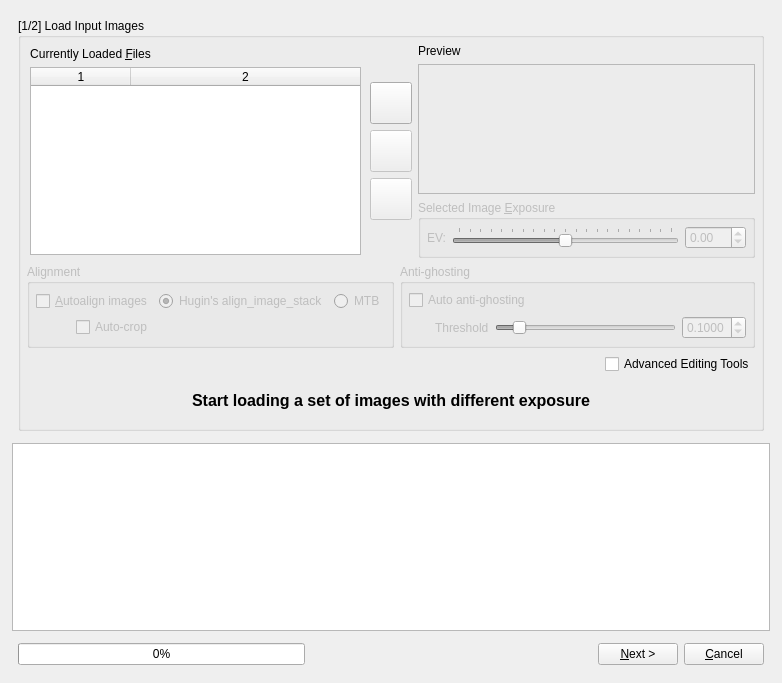
The window that src/HdrWizard/HdrWizard.ui (LuminanceHDR/LuminanceHDR) describes before a commit, drawn with Qt 5.
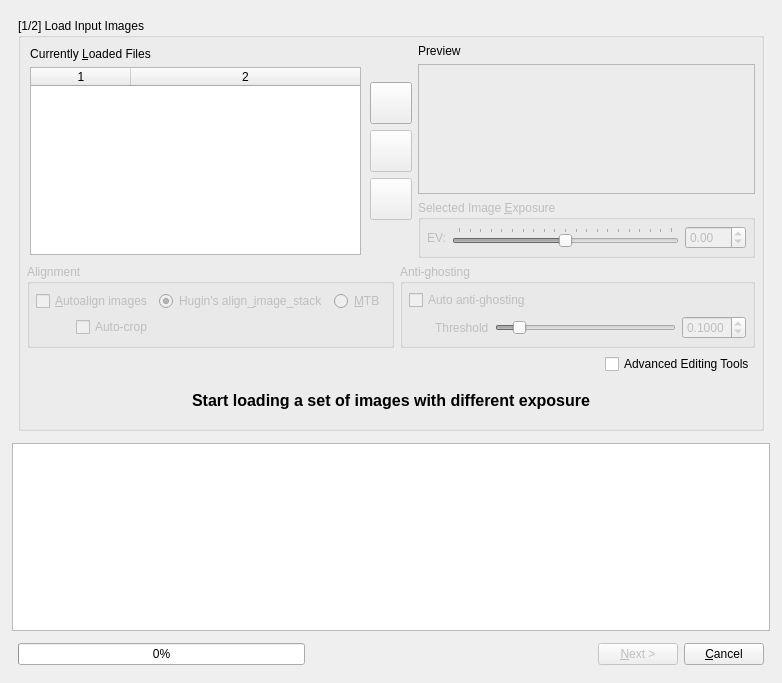
The same window after the commit. Icons and pictures are not drawn.

Commit message: [TMO]: add new tm operator mai11 from pfstools [MainWindow]: fix conflicting shortcuts [HdrWizard]: fix "next" button enabled when no images has been loaded

Diff of the .ui file:
```diff
--- a/src/HdrWizard/HdrWizard.ui
+++ b/src/HdrWizard/HdrWizard.ui
@@ -77,7 +77,7 @@
                        </size>
                       </property>
                       <property name="text">
-                       <string>Currently Loaded &amp;Files</string>
+                       <string>Currently &amp;Loaded Files</string>
                       </property>
                       <property name="alignment">
                        <set>Qt::AlignCenter</set>
@@ -398,7 +398,7 @@
                         <bool>false</bool>
                        </property>
                        <property name="text">
-                        <string>MTB</string>
+                        <string>&amp;MTB</string>
                        </property>
                       </widget>
                      </item>
@@ -424,7 +424,7 @@
                         <bool>false</bool>
                        </property>
                        <property name="text">
-                        <string>Hugin's align_image_stack</string>
+                        <string>Hugin's align_&amp;image_stack</string>
                        </property>
                        <property name="checked">
                         <bool>true</bool>
@@ -997,7 +997,7 @@
        <item>
         <widget class="QPushButton" name="NextFinishButton">
          <property name="enabled">
-          <bool>true</bool>
+          <bool>false</bool>
          </property>
          <property name="text">
           <string>&amp;Next &gt;</string>
```
The commit also changes 16 other files.
